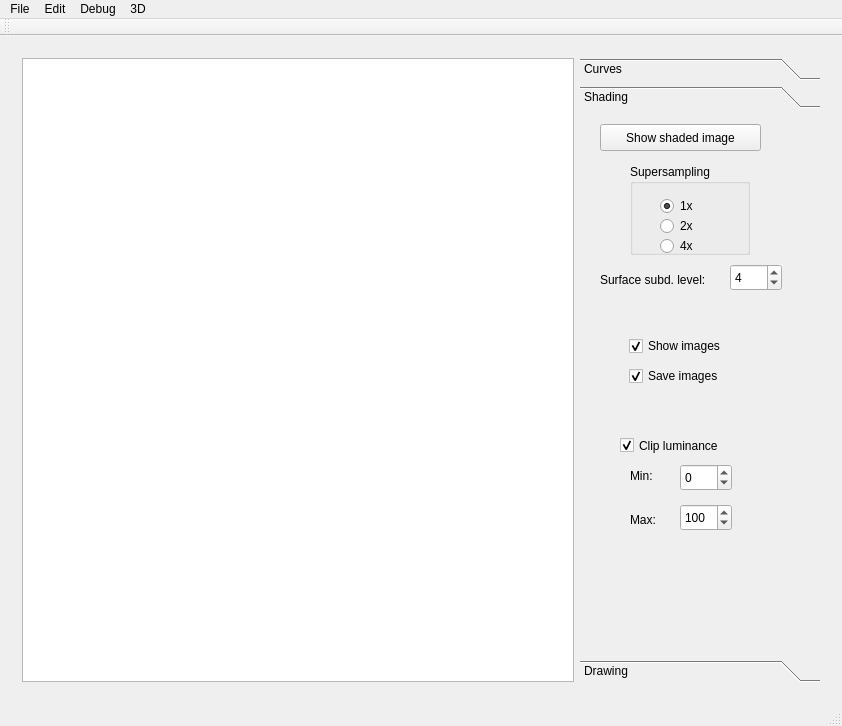
Old version of the form mainwindow.ui in the repository ftasse/ShadingCurves.
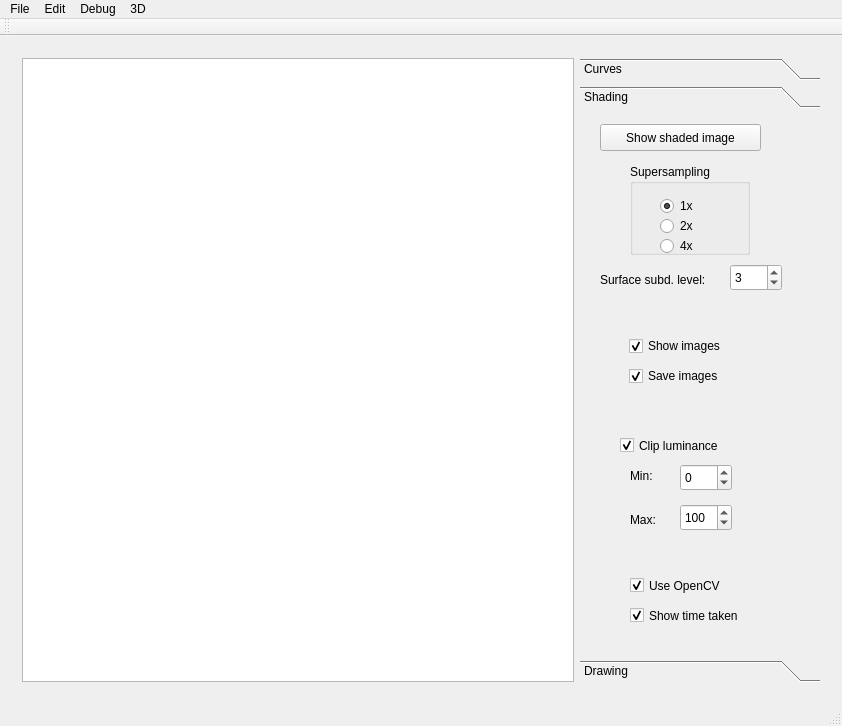
New version of the form. Custom widgets are drawn as their Qt base class.

What changed in the file:
```diff
--- a/mainwindow.ui
+++ b/mainwindow.ui
@@ -455,7 +455,7 @@
             <number>6</number>
            </property>
            <property name="value">
-            <number>4</number>
+            <number>3</number>
            </property>
           </widget>
           <widget class="QLabel" name="labelSubd">
@@ -545,6 +545,38 @@
             <number>100</number>
            </property>
           </widget>
+          <widget class="QCheckBox" name="openCV">
+           <property name="geometry">
+            <rect>
+             <x>50</x>
+             <y>460</y>
+             <width>121</width>
+             <height>23</height>
+            </rect>
+           </property>
+           <property name="text">
+            <string>Use OpenCV</string>
+           </property>
+           <property name="checked">
+            <bool>true</bool>
+           </property>
+          </widget>
+          <widget class="QCheckBox" name="timeIt">
+           <property name="geometry">
+            <rect>
+             <x>50</x>
+             <y>490</y>
+             <width>141</width>
+             <height>23</height>
+            </rect>
+           </property>
+           <property name="text">
+            <string>Show time taken</string>
+           </property>
+           <property name="checked">
+            <bool>true</bool>
+           </property>
+          </widget>
          </widget>
          <widget class="QWidget" name="drawing_toolbox">
           <property name="geometry">
```
